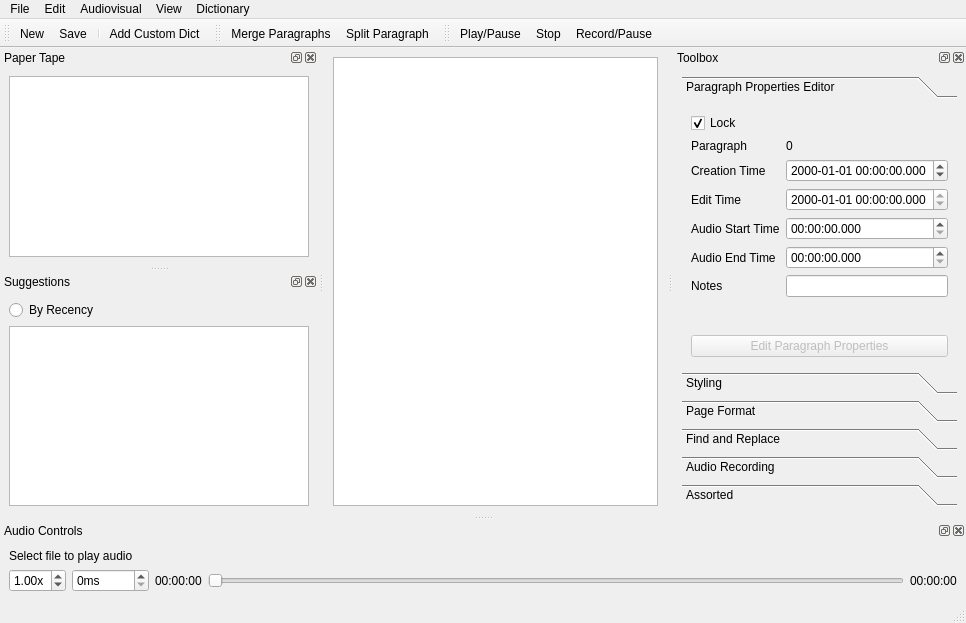
Above: plover_cat/plover_cat.ui from greenwyrt/plover2CAT before the change. Below: the same form after it.
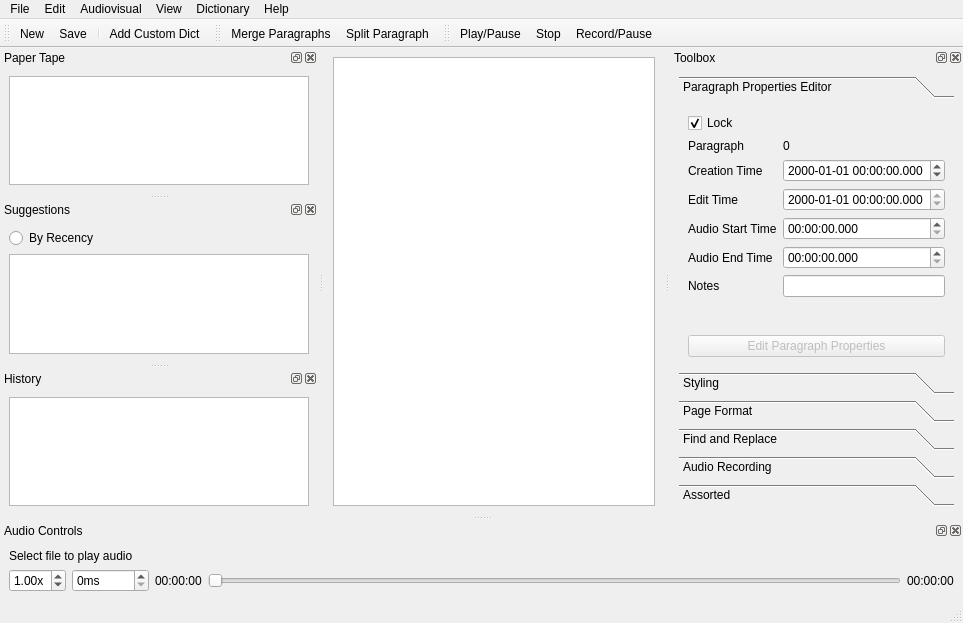
That is the form after the change. The open tabs and pages were chosen to show the change.

Commit message: linking paper tape with text and minor fixes

Diff of the .ui file:
```diff
--- a/plover_cat/plover_cat.ui
+++ b/plover_cat/plover_cat.ui
@@ -6,7 +6,7 @@
    <rect>
     <x>0</x>
     <y>0</y>
-    <width>966</width>
+    <width>963</width>
     <height>623</height>
    </rect>
   </property>
@@ -71,7 +71,7 @@
     <rect>
      <x>0</x>
      <y>0</y>
-     <width>966</width>
+     <width>963</width>
      <height>21</height>
     </rect>
    </property>
@@ -154,11 +154,18 @@
     <addaction name="actionAdd_Custom_Dict"/>
     <addaction name="actionRemove_Transcript_Dict"/>
    </widget>
+   <widget class="QMenu" name="menuHelp">
+    <property name="title">
+     <string>Help</string>
+    </property>
+    <addaction name="actionUser_Manual"/>
+   </widget>
    <addaction name="menuFile"/>
    <addaction name="menuEdit"/>
    <addaction name="menuAudio"/>
    <addaction name="menuView"/>
    <addaction name="menuDictionary"/>
+   <addaction name="menuHelp"/>
   </widget>
   <widget class="QStatusBar" name="statusBar"/>
   <widget class="QToolBar" name="toolBar">
@@ -1159,6 +1166,25 @@
    <addaction name="actionStop_Audio"/>
    <addaction name="actionRecord_Pause"/>
   </widget>
+  <widget class="QDockWidget" name="dockHistory_2">
+   <property name="windowTitle">
+    <string>History</string>
+   </property>
+   <attribute name="dockWidgetArea">
+    <number>1</number>
+   </attribute>
+   <widget class="QWidget" name="dockWidgetContents_6">
+    <layout class="QHBoxLayout" name="horizontalLayout_6">
+     <item>
+      <widget class="QUndoView" name="undoView">
+       <property name="toolTip">
+        <string>Placeholder for new development</string>
+       </property>
+      </widget>
+     </item>
+    </layout>
+   </widget>
+  </widget>
   <action name="actionOpen_Stroke_Log">
    <property name="text">
     <string>Open Stroke Log...</string>
```
Left out of the diff: 240 changed lines with no effect on the pictures. The commit also changes 1 other file.
